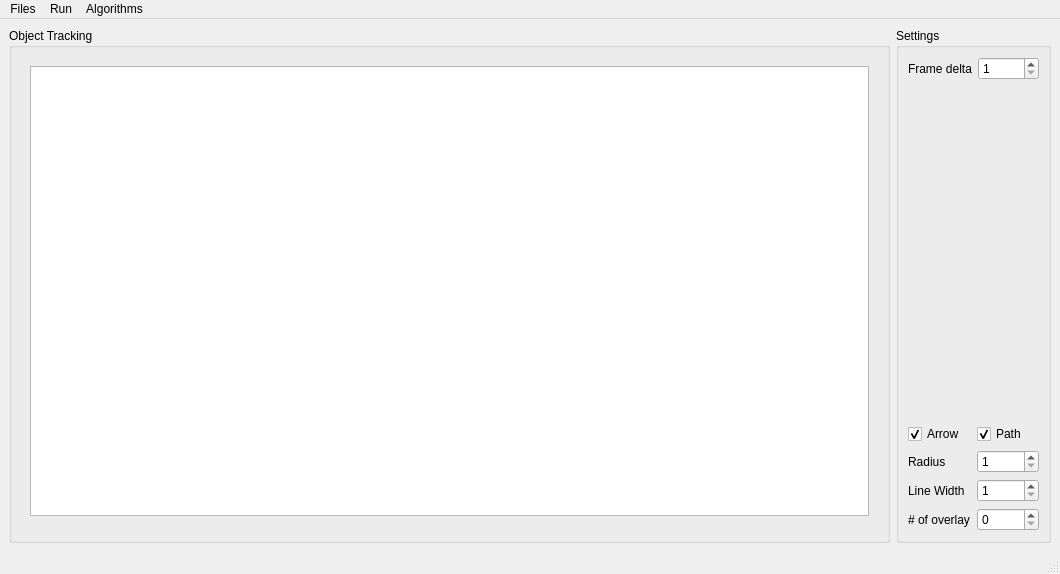
Above: lib/python/ui/MainWindowBase.ui from UMATracker/UMATracker-Tracker before the change. Below: the same form after it.
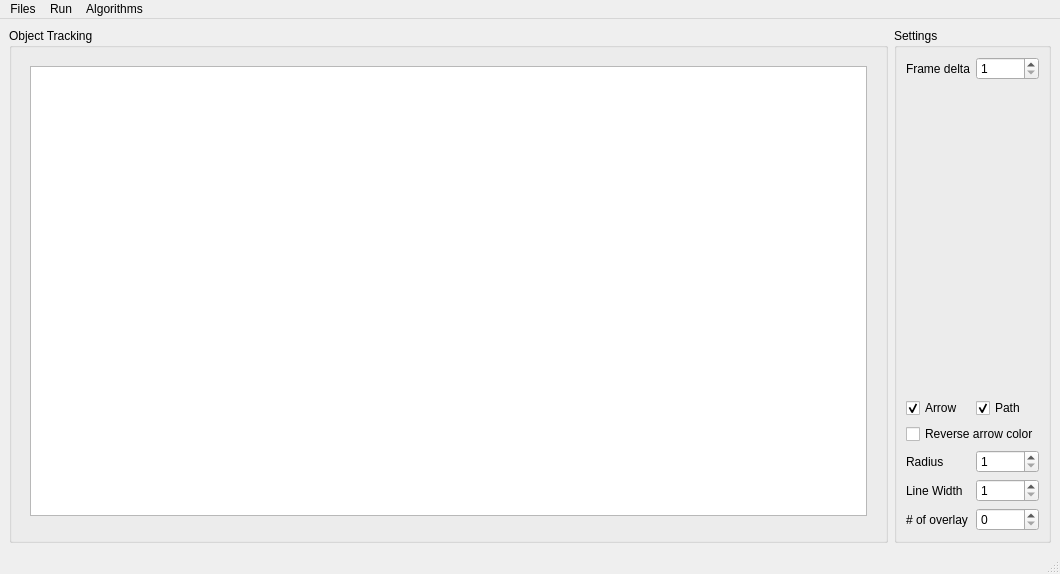
That is the form after the change. Custom widgets are drawn as their Qt base class.

Commit message: Added the arrow color reverse check box

Patch:
```diff
--- a/lib/python/ui/MainWindowBase.ui
+++ b/lib/python/ui/MainWindowBase.ui
@@ -139,6 +139,13 @@
             </item>
            </layout>
           </item>
+          <item>
+           <widget class="QCheckBox" name="reverseArrowColorCheckBox">
+            <property name="text">
+             <string>Reverse arrow color</string>
+            </property>
+           </widget>
+          </item>
           <item>
            <layout class="QHBoxLayout" name="horizontalLayout_2">
             <item>
```
The commit also changes 2 other files.
